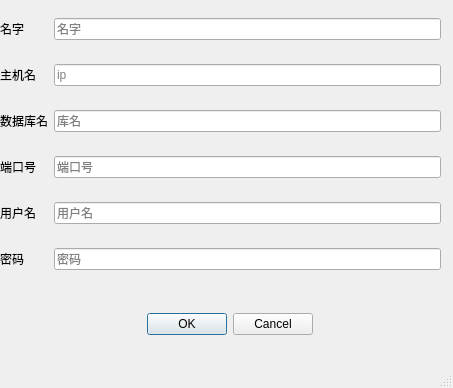
Old version of the form SaveConnection.ui in the repository wyxqlgl/javaCodeCreate.
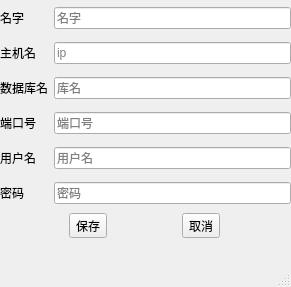
New version of the form.

```diff
--- a/SaveConnection.ui
+++ b/SaveConnection.ui
@@ -6,8 +6,8 @@
    <rect>
     <x>0</x>
     <y>0</y>
-    <width>453</width>
-    <height>388</height>
+    <width>291</width>
+    <height>287</height>
    </rect>
   </property>
   <property name="windowTitle">
@@ -19,8 +19,8 @@
      <rect>
       <x>0</x>
       <y>0</y>
-      <width>441</width>
-      <height>291</height>
+      <width>291</width>
+      <height>211</height>
      </rect>
     </property>
     <layout class="QGridLayout" name="gridLayout">
@@ -110,18 +110,31 @@
      </item>
     </layout>
    </widget>
-   <widget class="QDialogButtonBox" name="buttonBox">
+   <widget class="QWidget" name="horizontalLayoutWidget">
     <property name="geometry">
      <rect>
-      <x>120</x>
-      <y>310</y>
-      <width>193</width>
-      <height>28</height>
+      <x>0</x>
+      <y>210</y>
+      <width>291</width>
+      <height>31</height>
      </rect>
     </property>
-    <property name="standardButtons">
-     <set>QDialogButtonBox::Cancel|QDialogButtonBox::Ok</set>
-    </property>
+    <layout class="QHBoxLayout" name="horizontalLayout">
+     <item>
+      <widget class="QToolButton" name="toolButton">
+       <property name="text">
+        <string>保存</string>
+       </property>
+      </widget>
+     </item>
+     <item>
+      <widget class="QToolButton" name="toolButton_2">
+       <property name="text">
+        <string>取消</string>
+       </property>
+      </widget>
+     </item>
+    </layout>
    </widget>
   </widget>
   <widget class="QMenuBar" name="menubar">
```
Left out of the diff: 104 changed lines with no effect on the pictures.
